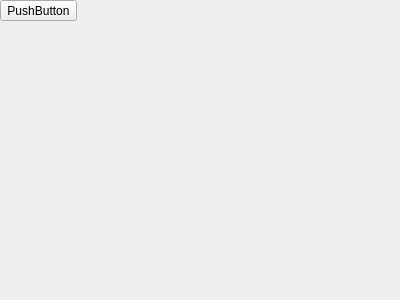
The window that Source/SpialeMaskGUI/Core/Pages/Setting.ui (wjshan0808/SpialeMask) describes before a commit, drawn with Qt 5.
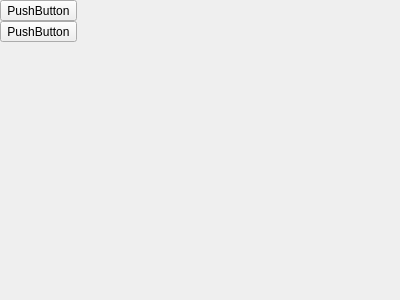
The same window after the commit.

Diff of the .ui file:
```diff
--- a/Source/SpialeMaskGUI/Core/Pages/Setting.ui
+++ b/Source/SpialeMaskGUI/Core/Pages/Setting.ui
@@ -31,6 +31,12 @@
    </property>
    <item>
     <widget class="QWidget" name="oLeftSettingWidget" native="true">
+     <property name="sizePolicy">
+      <sizepolicy hsizetype="Fixed" vsizetype="Preferred">
+       <horstretch>0</horstretch>
+       <verstretch>0</verstretch>
+      </sizepolicy>
+     </property>
      <layout class="QVBoxLayout" name="verticalLayout">
       <property name="spacing">
        <number>0</number>
@@ -52,8 +58,12 @@
         <property name="text">
          <string>PushButton</string>
         </property>
-        <property name="toolButtonStyle">
-         <enum>Qt::ToolButtonTextUnderIcon</enum>
+       </widget>
+      </item>
+      <item>
+       <widget class="QToolButton" name="btnB">
+        <property name="text">
+         <string>PushButton</string>
         </property>
        </widget>
       </item>
```
Left out of the diff: 2 changed lines with no effect on the pictures.
